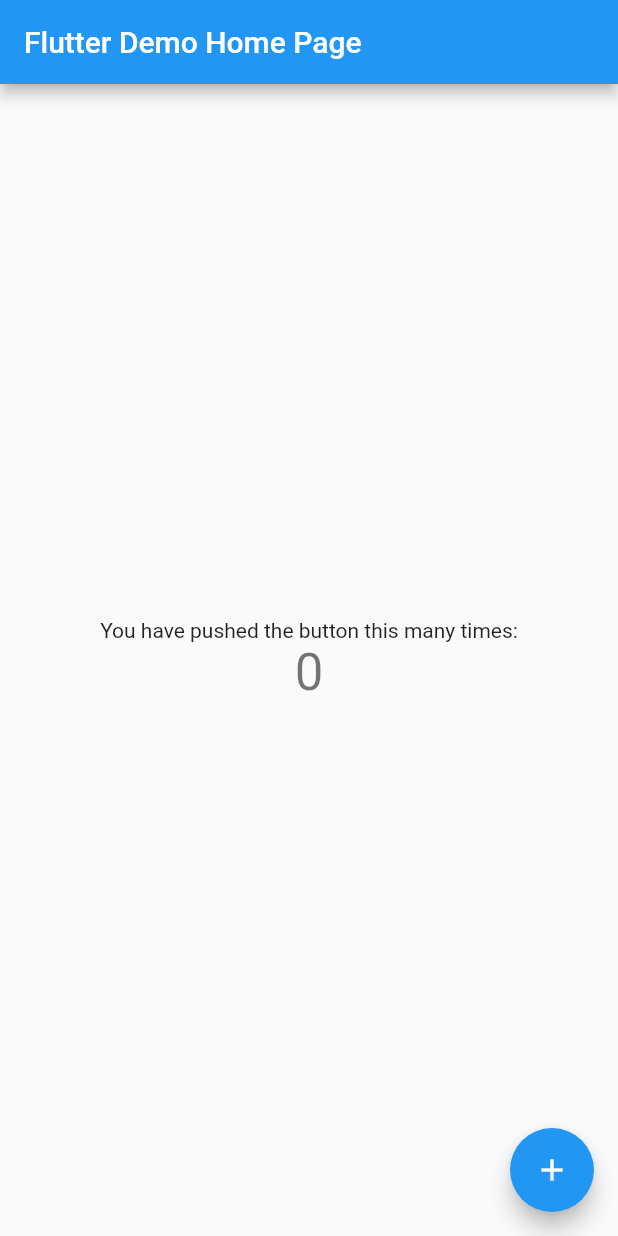
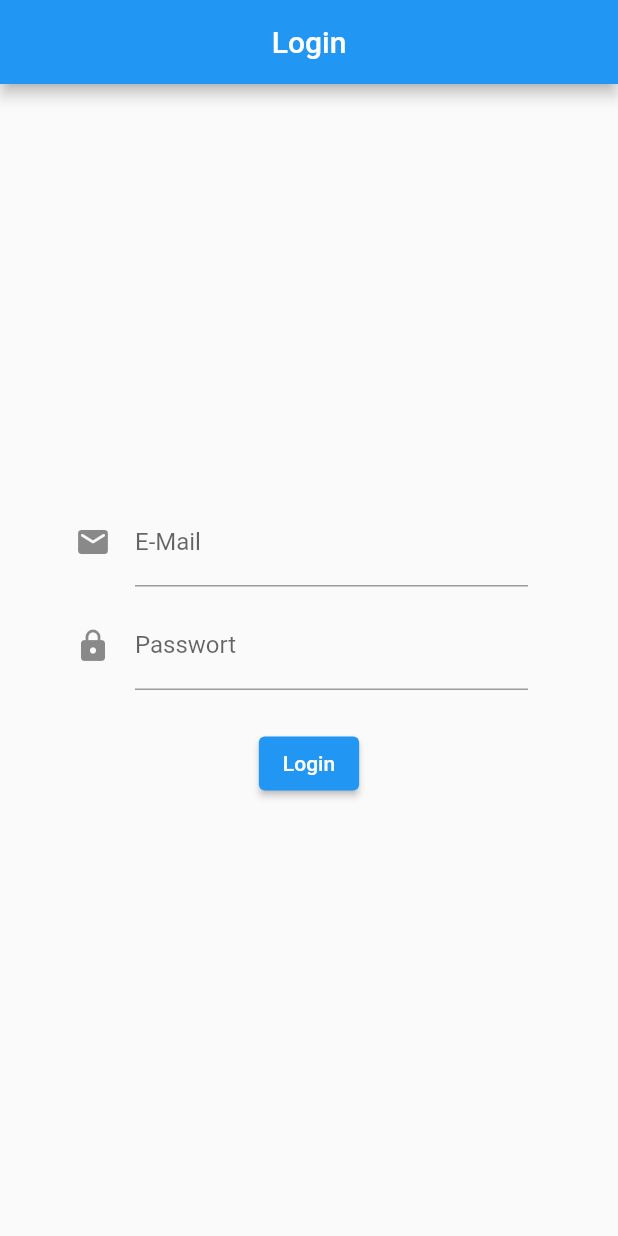
Before and after one commit to Softwareprojekt2021/frontend_mobile, a Flutter app: the screen it shows after launch, on a phone screen of 412 x 824 dp. Run offline on Flutter 3.47's test engine with Material 2 defaults, Android fonts, the phone set to English and light mode, and no system bars.

Commit message:
add login ui

```diff
--- a/lib/main.dart
+++ b/lib/main.dart
@@ -1,4 +1,5 @@
 import 'package:flutter/material.dart';
+import 'package:frontend_mobile/screens/login.dart';
 
 void main() {
   runApp(MyApp());
@@ -9,7 +10,7 @@ class MyApp extends StatelessWidget {
   @override
   Widget build(BuildContext context) {
     return MaterialApp(
-      title: 'Flutter Demo',
+      title: 'Studibörse',
       theme: ThemeData(
         // This is the theme of your application.
         //
@@ -22,92 +23,7 @@ class MyApp extends StatelessWidget {
         // is not restarted.
         primarySwatch: Colors.blue,
       ),
-      home: MyHomePage(title: 'Flutter Demo Home Page'),
+      home: Login(),
     );
   }
 }
-
-class MyHomePage extends StatefulWidget {
-  MyHomePage({Key key, this.title}) : super(key: key);
-
-  // This widget is the home page of your application. It is stateful, meaning
-  // that it has a State object (defined below) that contains fields that affect
-  // how it looks.
-
-  // This class is the configuration for the state. It holds the values (in this
-  // case the title) provided by the parent (in this case the App widget) and
-  // used by the build method of the State. Fields in a Widget subclass are
-  // always marked "final".
-
-  final String title;
-
-  @override
-  _MyHomePageState createState() => _MyHomePageState();
-}
-
-class _MyHomePageState extends State<MyHomePage> {
-  int _counter = 0;
-
-  void _incrementCounter() {
-    setState(() {
-      // This call to setState tells the Flutter framework that something has
-      // changed in this State, which causes it to rerun the build method below
-      // so that the display can reflect the updated values. If we changed
-      // _counter without calling setState(), then the build method would not be
-      // called again, and so nothing would appear to happen.
-      _counter++;
-    });
-  }
-
-  @override
-  Widget build(BuildContext context) {
-    // This method is rerun every time setState is called, for instance as done
-    // by the _incrementCounter method above.
-    //
-    // The Flutter framework has been optimized to make rerunning build methods
-    // fast, so that you can just rebuild anything that needs updating rather
-    // than having to individually change instances of widgets.
-    return Scaffold(
-      appBar: AppBar(
-        // Here we take the value from the MyHomePage object that was created by
-        // the App.build method, and use it to set our appbar title.
-        title: Text(widget.title),
-      ),
-      body: Center(
-        // Center is a layout widget. It takes a single child and positions it
-        // in the middle of the parent.
-        child: Column(
-          // Column is also a layout widget. It takes a list of children and
-          // arranges them vertically. By default, it sizes itself to fit its
-          // children horizontally, and tries to be as tall as its parent.
-          //
-          // Invoke "debug painting" (press "p" in the console, choose the
-          // "Toggle Debug Paint" action from the Flutter Inspector in Android
-          // Studio, or the "Toggle Debug Paint" command in Visual Studio Code)
-          // to see the wireframe for each widget.
-          //
-          // Column has various properties to control how it sizes itself and
-          // how it positions its children. Here we use mainAxisAlignment to
-          // center the children vertically; the main axis here is the vertical
-          // axis because Columns are vertical (the cross axis would be
-          // horizontal).
-          mainAxisAlignment: MainAxisAlignment.center,
-          children: <Widget>[
-            Text(
-              'You have pushed the button this many times:',
-            ),
-            Text(
-              '$_counter',
-              style: Theme.of(context).textTheme.headline4,
-            ),
-          ],
-        ),
-      ),
-      floatingActionButton: FloatingActionButton(
-        onPressed: _incrementCounter,
-        tooltip: 'Increment',
-        child: Icon(Icons.add),
-      ), // This trailing comma makes auto-formatting nicer for build methods.
-    );
-  }
-}
--- /dev/null
+++ b/lib/screens/login.dart
@@ -0,0 +1,64 @@
+import 'package:flutter/material.dart';
+
+class Login extends StatefulWidget {
+  @override
+  State<StatefulWidget> createState() {
+    return _LoginState();
+  }
+}
+
+class _LoginState extends State<Login> {
+  @override
+  Widget build(BuildContext context) {
+    return Scaffold(
+        appBar: AppBar(
+          title: Text("Login"),
+          centerTitle: true,
+        ),
+        body: Center(
+          child: Form(
+            child: Column(
+              mainAxisAlignment: MainAxisAlignment.center,
+              crossAxisAlignment: CrossAxisAlignment.center,
+              children: [
+                Padding(
+                  padding:
+                      EdgeInsets.only(top: 5, bottom: 5, left: 50, right: 60),
+                  child: TextFormField(
+                    decoration: InputDecoration(
+                      labelText: "E-Mail",
+                      icon: Icon(Icons.email_rounded),
+                    ),
+                  ),
+                ),
+                Padding(
+                  padding:
+                      EdgeInsets.only(top: 5, bottom: 5, left: 50, right: 60),
+                  child: TextFormField(
+                    decoration: InputDecoration(
+                      labelText: "Passwort",
+                      icon: Icon(Icons.lock_rounded),
+                    ),
+                    obscureText: true,
+                    autocorrect: false,
+                    validator: (value) {
+                      if (value.isEmpty) return "Bitte ein Passwort eingeben";
+                      return null;
+                    },
+                  ),
+                ),
+                Padding(
+                  padding: EdgeInsets.symmetric(vertical: 20, horizontal: 50),
+                  child: ElevatedButton(
+                    onPressed: () async {
+
+                    },
+                    child: Text("Login"),
+                  ),
+                ),
+              ],
+            ),
+          ),
+        ));
+  }
+}
```
